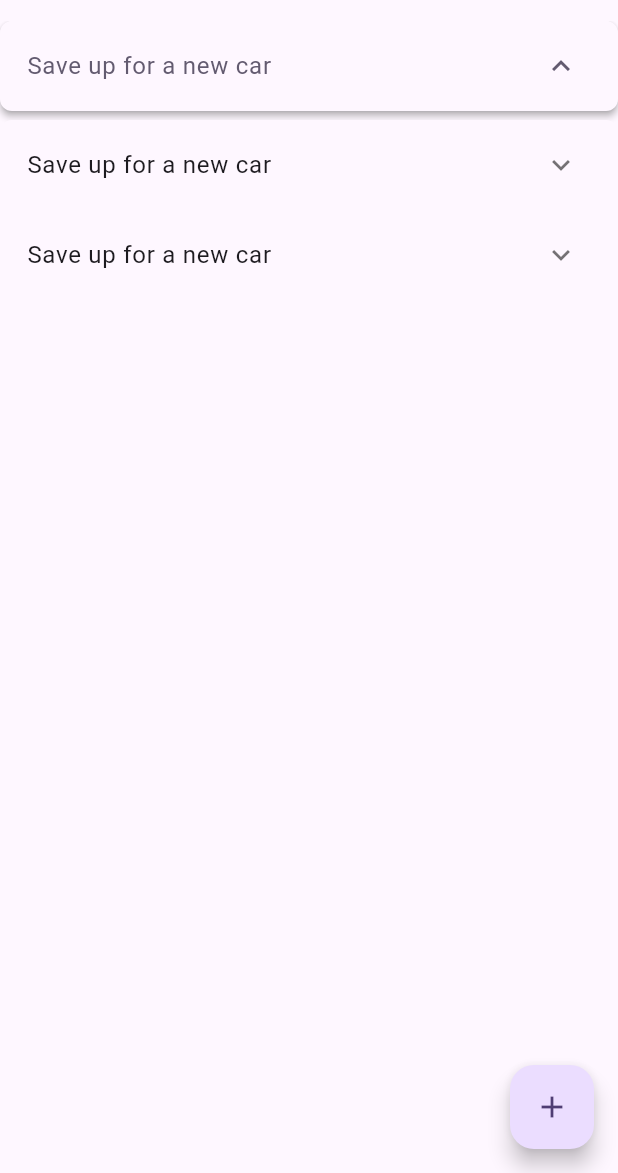
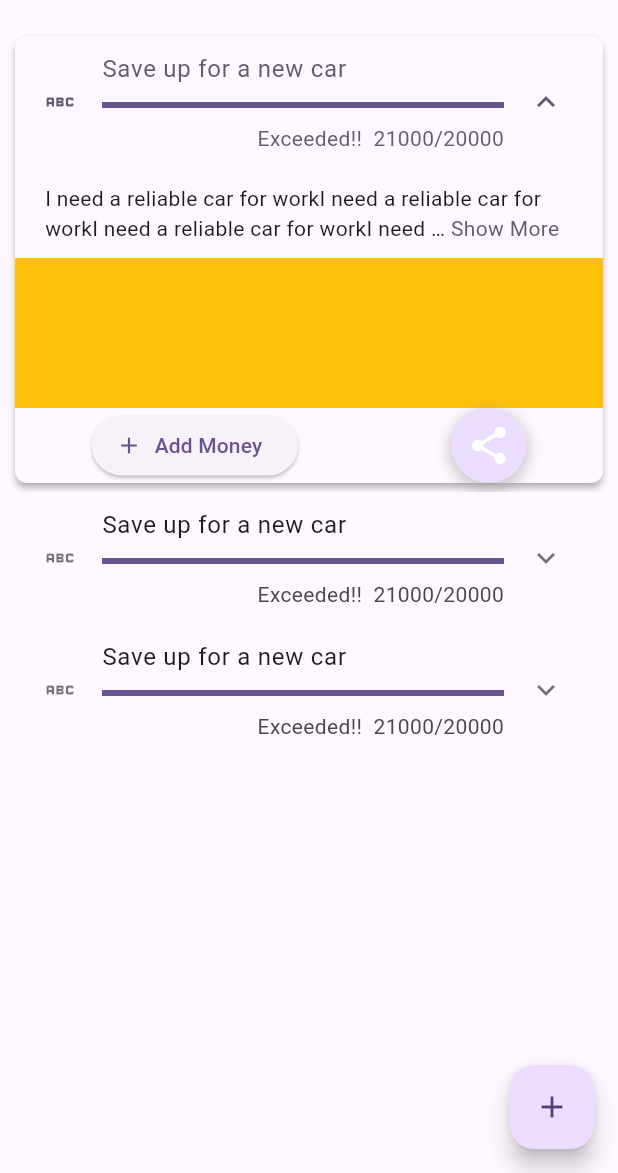
Before and after one commit to BishalK007/Dream-Tracker, a Flutter app: the HomePage screen opened directly, after a tap on "Save up for a new car", on a phone screen of 412 x 824 dp, the part 63-1236 px from its top. Run offline on Flutter 3.47's test engine with Material 2 defaults, Android fonts, the light colour scheme and no system bars; drawn by our look-alikes of expandable_text, expansion_tile_card; our stand-ins replace firebase_auth, firebase_core, flutter_login, font_awesome_flutter; missing offline and left inert: hidable; accounts and stored records are empty.

Commit message:
progress card

```diff
--- a/lib/backend.dart
+++ b/lib/backend.dart
@@ -22,23 +22,26 @@ Stream<List<GoalData>> getGoalListStream() async* {
         goalAmount: 5000),
   ];
 
-  while (true) {
-    yield goals;
-    await Future.delayed(Duration(seconds: 5));
-  }
+  // while (true) {
+  // await Future.delayed(
+  //   const Duration(seconds: 5),
+  // );
+  yield goals;
+  // }
 }
 
 Stream<GoalData> getGoalItemStream() async* {
   GoalData goal = GoalData(
     id: "1",
     title: "Save up for a new car",
-    notes: "I need a reliable car for work",
-    amountSaved: 5000,
+    notes:
+        "I need a reliable car for workI need a reliable car for workI need a reliable car for workI need a reliable car for workI need a reliable car for workI need a reliable car for workI need a reliable car for workI need a reliable car for workI need a reliable car for workI need a reliable car for workI need a reliable car for workI need a reliable car for workI need a reliable car for workI need a reliable car for workI need a reliable car for workI need a reliable car for workI need a reliable car for work",
+    amountSaved: 21000,
     goalAmount: 20000,
   );
 
-  while (true) {
-    yield goal;
-    await Future.delayed(Duration(seconds: 5));
-  }
+  // while (true) {
+  // await Future.delayed(const Duration(seconds: 5));
+  yield goal;
+  // }
 }
--- a/lib/main.dart
+++ b/lib/main.dart
@@ -39,7 +39,8 @@ class MyApp extends StatelessWidget {
           // User is not signed in
           else {
             if (!snapshot.hasData) {
-              return LoginScreen();
+              return const HomePage();
+              // return LoginScreen();
             }
             // User is signed in
             return const HomePage();
--- /dev/null
+++ b/lib/widgets/ad_place.dart
@@ -0,0 +1,18 @@
+import 'package:flutter/material.dart';
+
+class AdPlace extends StatefulWidget {
+  const AdPlace({super.key});
+
+  @override
+  State<AdPlace> createState() => _AdPlaceState();
+}
+
+class _AdPlaceState extends State<AdPlace> {
+  @override
+  Widget build(BuildContext context) {
+    return Container(
+      height: 100,
+      color: Colors.amber,
+    );
+  }
+}
--- a/lib/widgets/home_body.dart
+++ b/lib/widgets/home_body.dart
@@ -29,6 +29,7 @@ class _HomeBodyState extends State<HomeBody> {
           );
         } else {
           return ListView.builder(
+            padding: const EdgeInsets.all(10),
             itemCount: listSnapShot.data!.length,
             itemBuilder: (context, index) {
               return HomeCard(
--- a/lib/widgets/home_card.dart
+++ b/lib/widgets/home_card.dart
@@ -1,6 +1,9 @@
 import 'package:dream_tracker/backend.dart';
+import 'package:dream_tracker/global_variables.dart';
+import 'package:dream_tracker/widgets/ad_place.dart';
 import 'package:flutter/material.dart';
 import 'package:expansion_tile_card/expansion_tile_card.dart';
+import 'package:expandable_text/expandable_text.dart';
 
 class HomeCard extends StatefulWidget {
   const HomeCard({super.key, required this.id});
@@ -22,8 +25,117 @@ class _HomeCardState extends State<HomeCard> {
             child: Text('Dang!! Couldnt fetch data'),
           );
         } else {
+          //
+          //____ Expansion Card ______//
+          //
           return ExpansionTileCard(
+            leading: const Icon(Icons.abc),
             title: Text(itemSnapShot.data!.title),
+            subtitle: Column(
+              mainAxisSize: MainAxisSize.min,
+              children: [
+                //
+                //________ Progress Bar
+                //
+                Padding(
+                  padding: const EdgeInsets.symmetric(vertical: 10),
+                  child: LinearProgressIndicator(
+                    value: (itemSnapShot.data!.amountSaved >
+                            itemSnapShot.data!.goalAmount)
+                        ? 1
+                        : itemSnapShot.data!.amountSaved /
+                            itemSnapShot.data!.goalAmount,
+                  ),
+                ),
+                //
+                // ______ amount text __
+                //
+                Row(
+                  mainAxisAlignment: MainAxisAlignment.end,
+                  children: [
+                    Text(
+                      (itemSnapShot.data!.amountSaved >
+                              itemSnapShot.data!.goalAmount)
+                          ? 'Exceeded!!  '
+                          : ' ',
+                    ),
+                    Text(
+                      '${itemSnapShot.data!.amountSaved}/${itemSnapShot.data!.goalAmount}',
+                    )
+                  ],
+                ),
+              ],
+            ),
+            children: [
+              //
+              // __________ Expandable Text __//
+              //
+              Padding(
+                padding:
+                    const EdgeInsets.symmetric(horizontal: 20, vertical: 10),
+                child: ExpandableText(
+                  itemSnapShot.data!.notes,
+                  expandText: 'Show More',
+                  collapseText: 'Show Less',
+                ),
+              ),
+              //
+              // ____________ Ad Place __//
+              //
+              const AdPlace(),
+              //
+              // ____________ Buttons Place __//
+              //
+              Row(
+                mainAxisAlignment: MainAxisAlignment.spaceAround,
+                children: [
+                  //
+                  //________ Add Button ______//
+                  //
+                  ElevatedButton.icon(
+                    onPressed: () {},
+                    icon: const Icon(Icons.add),
+                    label: const Text('Add Money'),
+                  ),
+                  //
+                  //________ Three Buttons ______//
+                  //
+                  Row(
+                    mainAxisSize: MainAxisSize.min,
+                    children: [
+                      InkWell(
+                        onTap: () {
+                          // Handle button tap
+                        },
+                        child: Container(
+                          width: 50.0,
+                          height: 50.0,
+                          decoration: BoxDecoration(
+                            color: Color(0xFFebddff),
+                            shape: BoxShape.circle,
+                            boxShadow: [
+                              BoxShadow(
+                                color: Colors.grey.withOpacity(0.5),
+                                spreadRadius: 2,
+                                blurRadius: 7,
+                                offset: Offset(0, 3),
+                              ),
+                            ],
+                          ),
+                          child: Center(
+                            child: Icon(
+                              Icons.share,
+                              color: Colors.white,
+                              size: 30.0,
+                            ),
+                          ),
+                        ),
+                      ),
+                    ],
+                  ),
+                ],
+              ),
+            ],
           );
         }
       },
--- a/pubspec.yaml
+++ b/pubspec.yaml
@@ -41,6 +41,8 @@ dependencies:
   flutter_login: ^4.1.1
   expansion_tile_card: ^3.0.0
   firebase_auth: ^4.6.3
+  expandable_text: ^2.3.0
+
 
 dev_dependencies:
   flutter_test:
```
Also changed, not shown: pubspec.lock.
